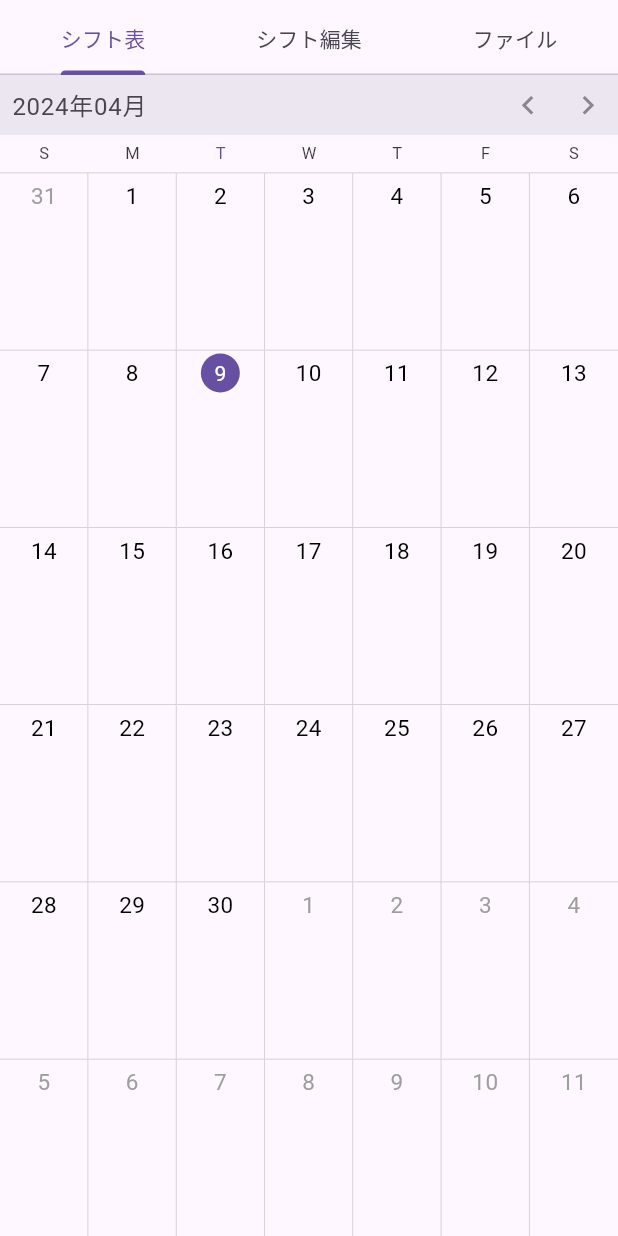
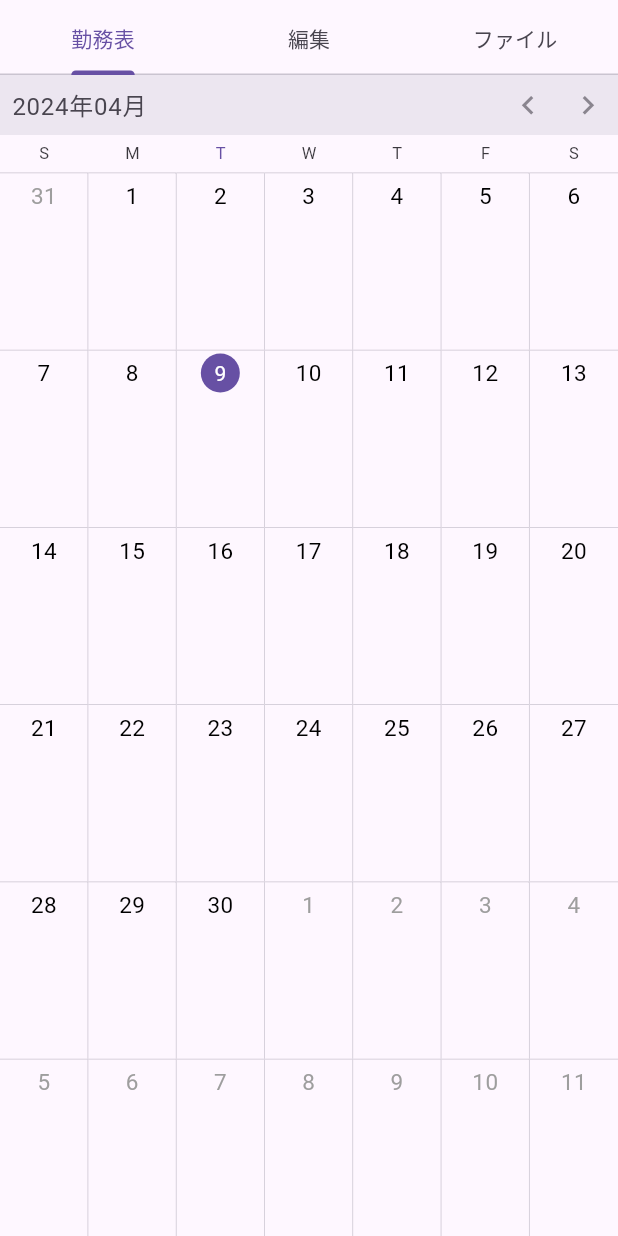
Before and after one commit to zeki-soft/shift_calendar, a Flutter app: the screen it shows after launch, on a phone screen of 412 x 824 dp. Run offline on Flutter 3.47's test engine with Material 3 defaults, Android fonts, the phone set to English and light mode, and no system bars; drawn by our look-alikes of syncfusion_flutter_calendar; our stand-ins replace file_picker, flutter_riverpod, fluttertoast; missing offline and left inert: sqlite3; statements that could not run were skipped.

Commit message:
開発中

```diff
--- a/lib/main.dart
+++ b/lib/main.dart
@@ -28,8 +28,8 @@ class MyApp extends StatefulWidget {
 
 class _MyAppState extends State<MyApp> with SingleTickerProviderStateMixin {
   static const List<Tab> myTabs = <Tab>[
-    Tab(text: 'シフト表'),
-    Tab(text: 'シフト編集'),
+    Tab(text: '勤務表'),
+    Tab(text: '編集'),
     Tab(text: 'ファイル'),
   ];
 
@@ -74,9 +74,9 @@ class _MyAppState extends State<MyApp> with SingleTickerProviderStateMixin {
                         children: myTabs.map((Tab tab) {
                           // タブ選択
                           final String label = tab.text!;
-                          if (label == 'シフト表') {
+                          if (label == '勤務表') {
                             return CalendarTable();
-                          } else if (label == 'シフト編集') {
+                          } else if (label == '編集') {
                             return ShiftEdit();
                           } else {
                             return ShiftFile();
--- a/lib/pages/calendar_table.dart
+++ b/lib/pages/calendar_table.dart
@@ -45,7 +45,7 @@ class CalendarTable extends ConsumerWidget {
                     fontStyle: FontStyle.normal,
                     fontSize: 15,
                     color: Colors.grey))),
-        headerDateFormat: 'yyyy年MM月 ${shiftName}',
+        headerDateFormat: 'yyyy年MM月 $shiftName',
         controller: calendarController,
         dataSource: _getCalendarDataSource(listItems),
       ),
@@ -55,7 +55,7 @@ class CalendarTable extends ConsumerWidget {
 
 _AppointmentDataSource _getCalendarDataSource(List<ShiftDataModel> dataList) {
   List<Appointment> appointments = <Appointment>[];
-  final dateFormatter = DateFormat("yyyy/MM/dd");
+  final dateFormatter = DateFormat('yyyy/MM/dd');
   int roopNum = dataList.length; // 繰り返し回数
   for (ShiftDataModel data in dataList) {
     // シフト基準日(加算)
@@ -80,10 +80,11 @@ _AppointmentDataSource _getCalendarDataSource(List<ShiftDataModel> dataList) {
         color: Colors.blue,
         recurrenceRule: 'FREQ=DAILY;INTERVAL=$roopNum',
       ));
-      // 終了時間
+      // 終了時間(イベント順番を調整するため5秒加算)
+      DateTime endBaseDate = baseDate.add(const Duration(seconds: 10));
       appointments.add(Appointment(
-        startTime: baseDate,
-        endTime: baseDate,
+        startTime: endBaseDate,
+        endTime: endBaseDate,
         subject: data.endTime,
         color: Colors.blue,
         recurrenceRule: 'FREQ=DAILY;INTERVAL=$roopNum',
@@ -94,6 +95,7 @@ _AppointmentDataSource _getCalendarDataSource(List<ShiftDataModel> dataList) {
   return _AppointmentDataSource(appointments);
 }
 
+// イベントソース
 class _AppointmentDataSource extends CalendarDataSource {
   _AppointmentDataSource(List<Appointment> source) {
     appointments = source;
--- a/lib/pages/shift_file.dart
+++ b/lib/pages/shift_file.dart
@@ -159,7 +159,7 @@ class ShiftFile extends ConsumerWidget {
 
     String? outputFile = await FilePicker.platform.saveFile(
       dialogTitle: '現在のシフト表をファイル出力します:',
-      fileName: '交代制シフト表_$date.json',
+      fileName: '交替勤務表_$date.json',
       bytes: utf8.encode(json), // 出力内容(UTF-8)
     );
 
--- a/pubspec.yaml
+++ b/pubspec.yaml
@@ -43,7 +43,8 @@ dependencies:
   sqlite3: ^2.4.0
   sqlite3_flutter_libs: ^0.5.20
   path_provider: ^2.1.2
-  fluttertoast: ^8.2.4
+  flutter_toast_message_bar: ^0.0.8
+  fluttertoast: ^8.1.4
   flutter_localization: ^0.2.0
   json_serializable: ^6.7.1
   json_annotation: ^4.8.1
```
Also changed, not shown: lib/dialog/shift_title_dialog.dart (+5 -6 lines), lib/dialog/time_edit_dialog.dart (+54 -18 lines), lib/pages/shift_edit.dart (+7 -6 lines), lib/pages/shift_edit_detail.dart (+4 -3 lines), lib/provider/shift_record_provider.dart (deleted, +0 -17 lines), lib/sql/shift_table_sql.dart (+13 -9 lines), pubspec.lock, 5 other files.
